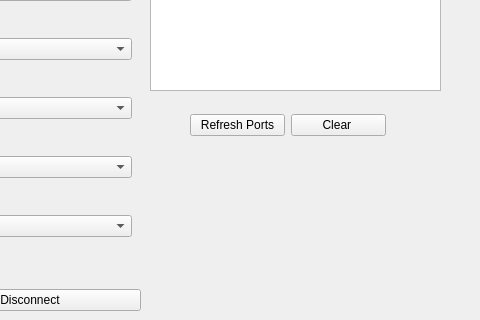
Nourreddine1920/Serial_Port_COM, file uart.ui: the form before one commit; both pictures show x 320 to 800 and y 170 to 490 of the 800 by 600 pixel window.
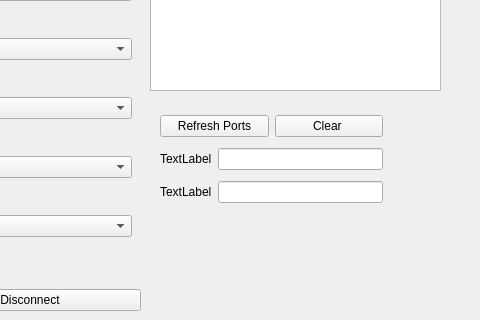
The form after the commit.

Diff of the .ui file:
```diff
--- a/uart.ui
+++ b/uart.ui
@@ -154,15 +154,27 @@
      </item>
     </layout>
    </widget>
-   <widget class="QWidget" name="layoutWidget">
+   <widget class="QTextBrowser" name="textBrowser">
     <property name="geometry">
      <rect>
-      <x>510</x>
+      <x>470</x>
+      <y>80</y>
+      <width>291</width>
+      <height>181</height>
+     </rect>
+    </property>
+   </widget>
+   <widget class="QWidget" name="">
+    <property name="geometry">
+     <rect>
+      <x>480</x>
       <y>280</y>
-      <width>196</width>
-      <height>31</height>
+      <width>223</width>
+      <height>101</height>
      </rect>
     </property>
+    <layout class="QVBoxLayout" name="verticalLayout_3">
+     <item>
     <layout class="QHBoxLayout" name="horizontalLayout_8">
      <item>
       <widget class="QPushButton" name="btnRefresh">
@@ -179,16 +191,36 @@
       </widget>
      </item>
     </layout>
-   </widget>
-   <widget class="QTextBrowser" name="textBrowser">
-    <property name="geometry">
-     <rect>
-      <x>470</x>
-      <y>80</y>
-      <width>291</width>
-      <height>181</height>
-     </rect>
-    </property>
+     </item>
+     <item>
+      <layout class="QHBoxLayout" name="horizontalLayout_9">
+       <item>
+        <widget class="QLabel" name="label_7">
+         <property name="text">
+          <string>TextLabel</string>
+         </property>
+        </widget>
+       </item>
+       <item>
+        <widget class="QLineEdit" name="lineEdit"/>
+       </item>
+      </layout>
+     </item>
+     <item>
+      <layout class="QHBoxLayout" name="horizontalLayout_10">
+       <item>
+        <widget class="QLabel" name="label_8">
+         <property name="text">
+          <string>TextLabel</string>
+         </property>
+        </widget>
+       </item>
+       <item>
+        <widget class="QLineEdit" name="lineEdit_2"/>
+       </item>
+      </layout>
+     </item>
+    </layout>
    </widget>
   </widget>
   <widget class="QMenuBar" name="menubar">
```
Lines whose indentation alone changed are shown as unchanged.
